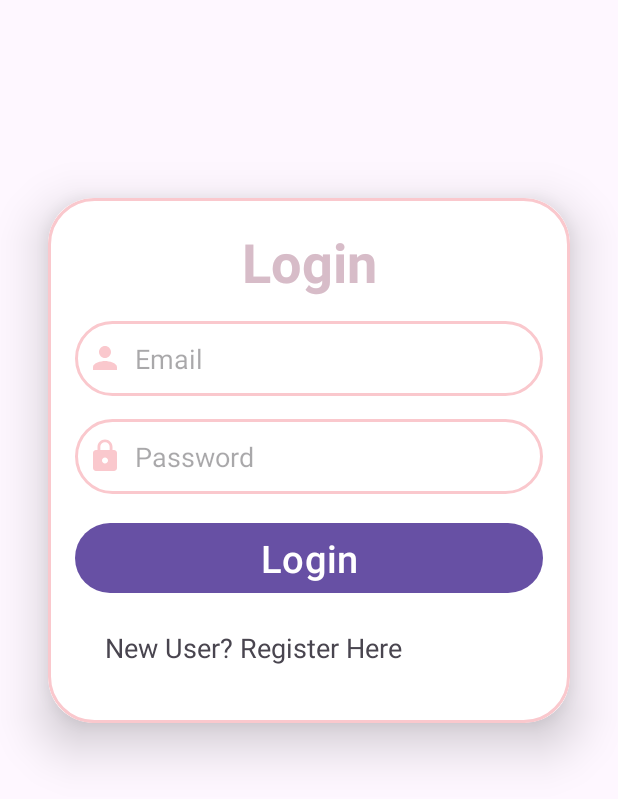
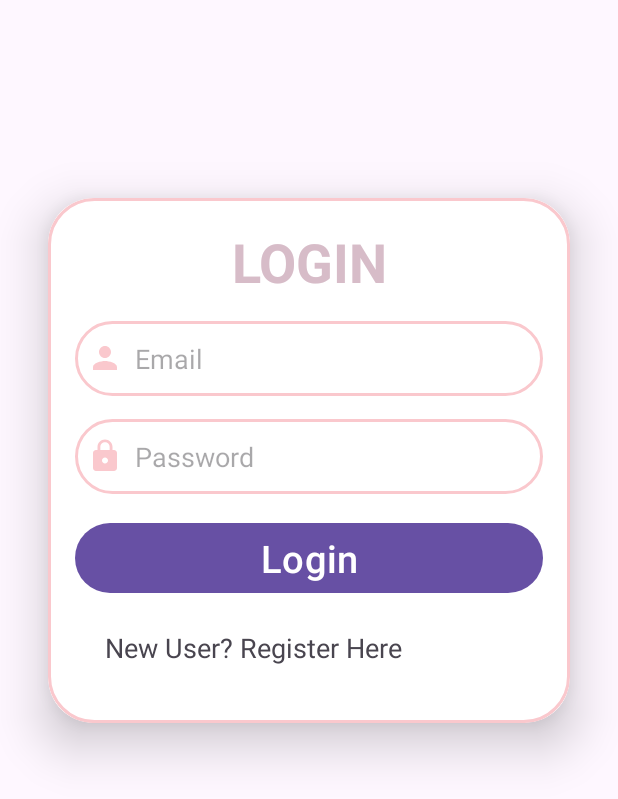
Before and after one commit to hariniwijesinghe/codeCrafters, an Android app: the layout activity_login.xml on its own in the app's theme, with its tools: preview values and no code run, on a phone screen of 412 x 824 dp. Shown: the top 799 px of the screen. Run offline under Robolectric (Android 15) with nearby library versions, the phone set to English and light mode, and no system bars.

Commit message:
minor fix

```diff
--- a/app/src/main/res/layout/activity_login.xml
+++ b/app/src/main/res/layout/activity_login.xml
@@ -29,7 +29,7 @@
             <TextView
                 android:layout_width="match_parent"
                 android:layout_height="wrap_content"
-                android:text="Login"
+                android:text="LOGIN"
                 android:textSize="36sp"
                 android:textAlignment="center"
                 android:textStyle="bold"
```
